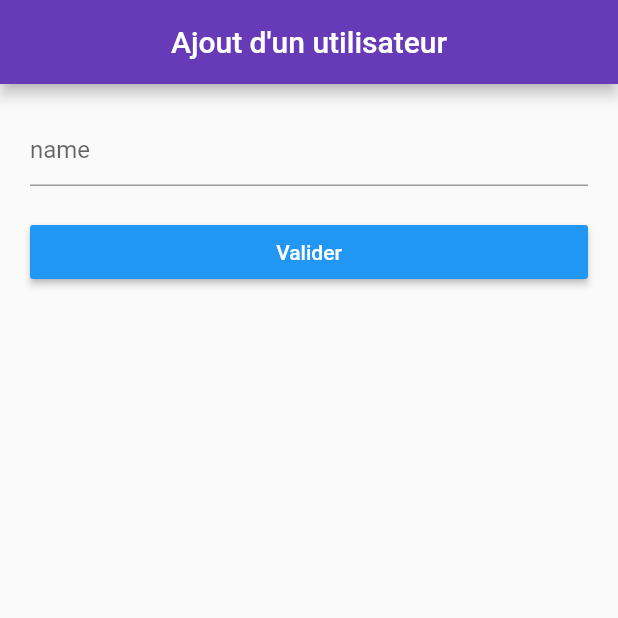
After one commit to LaureenMartina/VisiartApplication, a Flutter app: the RoomAddUserPage screen opened directly, on a phone screen of 412 x 824 dp, the top half of it. The commit adds this screen. Run offline on Flutter 3.47's test engine with Material 2 defaults, Android fonts, the phone set to English and light mode, and no system bars; our stand-ins replace badges, carousel_slider, delayed_display, email_validator, firebase_auth, flare_flutter and 4 more; missing offline and left inert: loading, progress_button; accounts and stored records are empty.

```diff
--- /dev/null
+++ b/visiart/lib/chatRooms/roomAddUser.dart
@@ -0,0 +1,118 @@
+import 'dart:convert';
+
+import 'package:badges/badges.dart';
+import 'package:http/http.dart' as http;
+import 'package:flutter/material.dart';
+import 'package:visiart/models/Hobby.dart';
+import 'package:visiart/models/Room.dart';
+import 'package:visiart/chatRooms/roomChats.dart';
+import 'package:visiart/chatRooms/roomCreate.dart';
+import 'package:visiart/config/SharedPref.dart';
+import 'package:visiart/localization/AppLocalization.dart';
+import 'package:visiart/models/Room_message.dart';
+import 'package:visiart/models/UserRoomPrivate.dart';
+import 'package:visiart/config/config.dart' as globals;
+
+
+SharedPref sharedPref = SharedPref();
+class RoomAddUser extends StatelessWidget {
+  // This widget is the root of your application.
+
+  final Room room;
+  RoomAddUser({Key key, @required this.room}) : super(key: key);
+  @override
+  Widget build(BuildContext context) {
+    return new MaterialApp(
+      title: "Ajout d'un utilisateur au salon",
+      theme: new ThemeData(
+        primarySwatch: Colors.blue,
+      ),
+      home: new RoomAddUserPage(),
+    );
+  }
+}
+
+class RoomAddUserPage extends StatefulWidget{
+
+  RoomAddUserPage({Key key, this.room}) : super(key: key);
+  final Room room;
+
+  @override
+  _RoomAddUserPageState createState() => new _RoomAddUserPageState(room);
+}
+
+class _RoomAddUserPageState extends State<RoomAddUserPage>  with SingleTickerProviderStateMixin{ TextEditingController editingController = TextEditingController();
+
+  var _listUserRoomsPrivate = List<UserRoomPrivate>();
+  var _userId;
+  var _userIdToAddId;
+  var _usernameToSearch;
+  Room room;
+  final GlobalKey<FormState> _formKey = new GlobalKey<FormState>();
+
+
+  _RoomAddUserPageState(Room room) {
+    this.room = room;
+  }
+
+  List<Hobby> listHobbies = [new Hobby.fromJson({"id":0, "name":"None"})];
+  var selectedHobby;
+
+  @override
+  void initState() {
+    super.initState();
+    sharedPref.readInteger("userId").then((value) => {
+        setState(() {
+            this._userId = value;
+        })
+      });
+  }
+  @override
+  Widget build(BuildContext context) {
+
+    final Size screenSize = MediaQuery.of(context).size;
+    return new Scaffold(
+      appBar: AppBar(
+        title: new Text("Ajout d'un utilisateur"),
+        centerTitle: true,
+        automaticallyImplyLeading: false,
+      ),
+      body: new Container(
+        padding: new EdgeInsets.all(20.0),
+        child: new Form(
+          key: this._formKey,
+          child: new ListView(
+            children: <Widget>[
+              new TextFormField(
+                keyboardType: TextInputType.text,
+                decoration: new InputDecoration(
+                  hintText: 'name',
+                  //labelText: 'Nom du salon'
+                ),
+                onSaved: (String value) {
+                  this._usernameToSearch = value;
+                }
+              ),
+              new Container(
+                width: screenSize.width,
+                child: new RaisedButton(
+                  child: new Text(
+                    "Valider",
+                    style: new TextStyle(
+                      color: Colors.white
+                    ),
+                  ),
+                  onPressed: () => null,//this.submit(),
+                  color: Colors.blue,
+                ),
+                margin: new EdgeInsets.only(
+                  top: 20.0
+                ),
+              )
+            ],
+          ),
+        )
+      ),
+    );
+  }
+}
--- a/visiart/lib/models/Room.dart
+++ b/visiart/lib/models/Room.dart
@@ -11,11 +11,12 @@ class Room {
   final bool private;
   final bool enabled;
   final bool display;
+  String lastDate;
 
   final List<RoomMessage> roomMessages;
   final List<Hobby> hobbies;
 
-  Room({this.private, this.enabled, this.display, this.id, this.name, this.userId, this.hobbyId, this.roomMessages, this.hobbies});
+  Room({this.private, this.enabled, this.display, this.id, this.name, this.userId, this.hobbyId, this.roomMessages, this.hobbies, this.lastDate});
 
   factory Room.fromJson(Map<String, dynamic> json) {
     var list = json['room_messages'] as List;
@@ -48,6 +49,7 @@ class Room {
       userId: userId,
       roomMessages: messageList,
       hobbies: currentListHobbies,
+      lastDate: null,
     );
   }
 }
```
Also changed, not shown: visiart/lib/chatRooms/roomChats.dart (+7 -12 lines), visiart/lib/chatRooms/roomsList.dart (+22 -13 lines), visiart/lib/models/Room_message.dart (+6 -2 lines).
